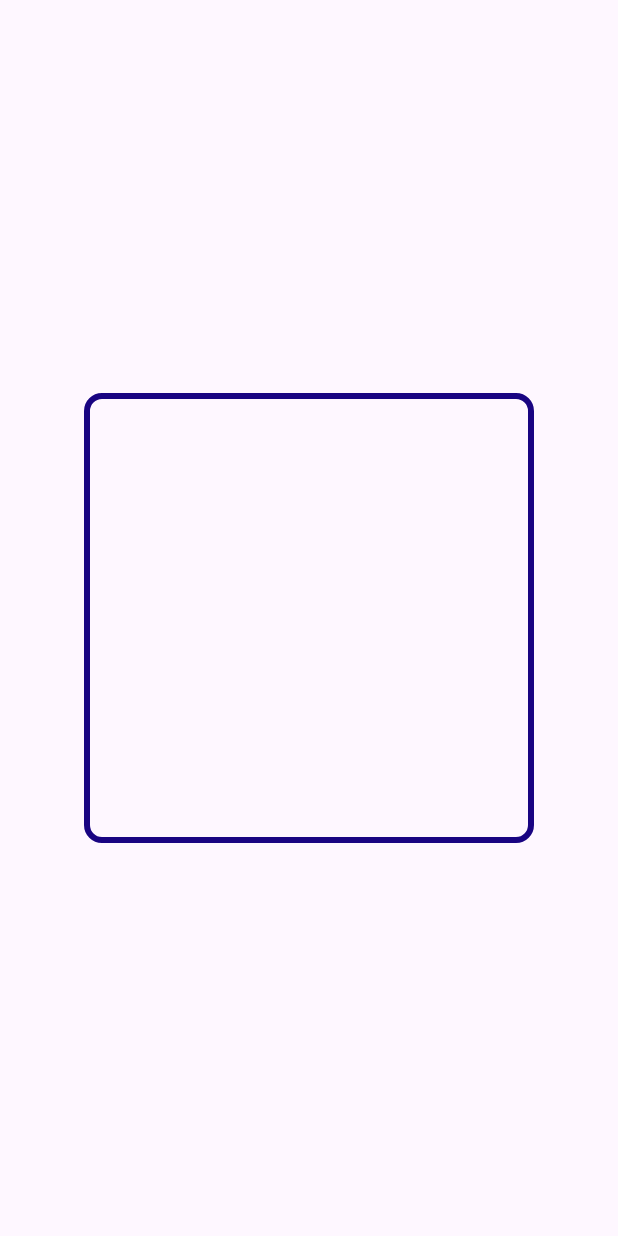
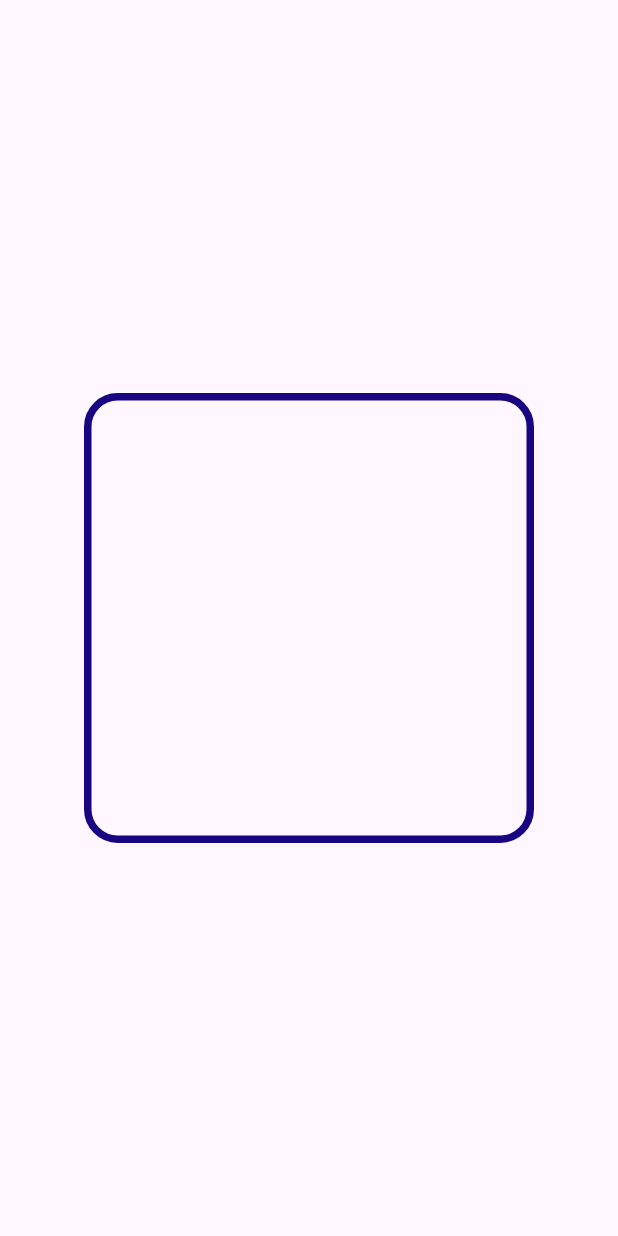
Before and after one commit to daifuku48/CustomViewRepository, an Android app: the screen it shows after launch (MainActivity), on a phone screen of 412 x 824 dp. Run offline under Robolectric (Android 15) with nearby library versions, the phone set to English and light mode, and no system bars.

Commit message:
round square

```diff
--- /dev/null
+++ b/app/src/main/java/com/androismathhartdangame/customviewrepository/CustomLinearLayout.kt
@@ -0,0 +1,13 @@
+package com.androismathhartdangame.customviewrepository
+
+import android.content.Context
+import android.util.AttributeSet
+import android.widget.LinearLayout
+
+class CustomLinearLayout @JvmOverloads constructor(
+    context: Context,
+    attrs: AttributeSet? = null,
+    defStyleAttr: Int = 0
+) : LinearLayout(context, attrs, defStyleAttr) {
+
+}
--- a/app/src/main/java/com/androismathhartdangame/customviewrepository/CustomSquareView.kt
+++ b/app/src/main/java/com/androismathhartdangame/customviewrepository/CustomSquareView.kt
@@ -49,17 +49,16 @@ class CustomSquareView @JvmOverloads constructor(
         }
     }
 
-    override fun onSizeChanged(width: Int, height: Int, oldwidth: Int, oldheight: Int) {
-        super.onSizeChanged(width, height, oldwidth, oldheight)
-        if (width == 0)
-            return
-        val halfStrokeWidth = strokeWidth / 2
-        val rectWithoutAdjusted = RectF(0f, 0f, width.toFloat(), height.toFloat())
-        rect = RectF(
-            rectWithoutAdjusted.left + halfStrokeWidth,
-            rectWithoutAdjusted.top + halfStrokeWidth,
-            rectWithoutAdjusted.right - halfStrokeWidth,
-            rectWithoutAdjusted.bottom - halfStrokeWidth
+    override fun onMeasure(widthMeasureSpec: Int, heightMeasureSpec: Int) {
+        super.onMeasure(widthMeasureSpec, heightMeasureSpec)
+        val width = MeasureSpec.getSize(widthMeasureSpec).toFloat()
+        val height = MeasureSpec.getSize(heightMeasureSpec).toFloat()
+        val stroke = strokeWidth / 2
+        rect.set(
+            0f + stroke,
+            0f + stroke,
+            width - stroke,
+            height - stroke
         )
     }
 
--- a/app/src/main/res/layout/activity_main.xml
+++ b/app/src/main/res/layout/activity_main.xml
@@ -11,8 +11,8 @@
     <com.androismathhartdangame.customviewrepository.CustomSquareView
         android:layout_width="300dp"
         android:layout_height="300dp"
-        app:stroke_width="4dp"
-        app:corner_radius="10dp"
+        app:stroke_width="5dp"
+        app:corner_radius="20dp"
         app:stroke_color="@color/blue" />
 
 </androidx.appcompat.widget.LinearLayoutCompat>
```
